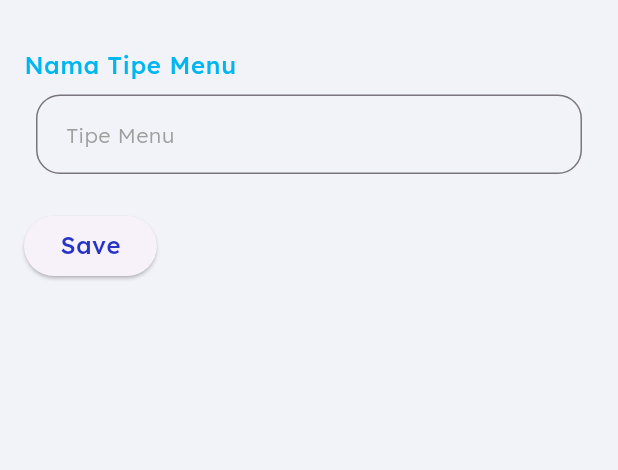
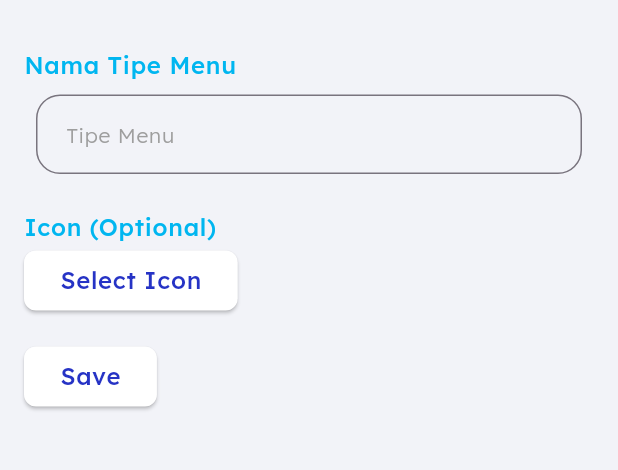
Before and after one commit to insanansharyrasul/the_djenggot, a Flutter app: the AddEditMenuTypeScreen screen opened by its route, on a phone screen of 412 x 824 dp, the part 60-530 px from its top. Run offline on Flutter 3.47's test engine with Material 3 defaults, Android fonts, the phone set to English and light mode, and no system bars; our stand-ins replace equatable, flutter_bloc, go_router, iconsax, image_picker, sqflite; accounts and stored records are empty.

Commit message:
feat - added icon to save to the database. Added icon picker component. The current screen that uses component is only menu type.

```diff
--- a/lib/bloc/type/menu_type/menu_type_bloc.dart
+++ b/lib/bloc/type/menu_type/menu_type_bloc.dart
@@ -19,7 +19,7 @@ class MenuTypeBloc extends Bloc<MenuTypeEvent, MenuTypeState> {
 
     on<AddMenuType>((event, emit) async {
       try {
-        await _repository.addMenuType(event.name);
+        await _repository.addMenuType(event.name, icon: event.icon);
         final menuTypes = await _repository.getAllMenuTypes();
         emit(MenuTypeLoaded(menuTypes));
       } catch (e) {
@@ -29,7 +29,7 @@ class MenuTypeBloc extends Bloc<MenuTypeEvent, MenuTypeState> {
 
     on<UpdateMenuType>((event, emit) async {
       try {
-        await _repository.updateMenuType(event.menuType, event.newName);
+        await _repository.updateMenuType(event.menuType, event.newName, icon: event.icon);
         final menuTypes = await _repository.getAllMenuTypes();
         emit(MenuTypeLoaded(menuTypes));
       } catch (e) {
--- a/lib/bloc/type/menu_type/menu_type_event.dart
+++ b/lib/bloc/type/menu_type/menu_type_event.dart
@@ -12,21 +12,23 @@ class LoadMenuTypes extends MenuTypeEvent {}
 
 class AddMenuType extends MenuTypeEvent {
   final String name;
+  final String? icon;
 
-  const AddMenuType(this.name);
+  const AddMenuType(this.name, {this.icon});
 
   @override
-  List<Object?> get props => [name];
+  List<Object?> get props => [name, icon];
 }
 
 class UpdateMenuType extends MenuTypeEvent {
   final MenuType menuType;
   final String newName;
+  final String? icon;
 
-  const UpdateMenuType(this.menuType, this.newName);
+  const UpdateMenuType(this.menuType, this.newName, {this.icon});
 
   @override
-  List<Object?> get props => [menuType, newName];
+  List<Object?> get props => [menuType, newName, icon];
 }
 
 class DeleteMenuType extends MenuTypeEvent {
--- a/lib/bloc/type/stock_type/stock_type_bloc.dart
+++ b/lib/bloc/type/stock_type/stock_type_bloc.dart
@@ -19,7 +19,7 @@ class StockTypeBloc extends Bloc<StockTypeEvent, StockTypeState> {
 
     on<AddStockType>((event, emit) async {
       try {
-        await _repository.addStockType(event.name);
+        await _repository.addStockType(event.name, icon: event.icon);
         final stockTypes = await _repository.getAllStockTypes();
         emit(StockTypeLoaded(stockTypes));
       } catch (e) {
@@ -29,7 +29,7 @@ class StockTypeBloc extends Bloc<StockTypeEvent, StockTypeState> {
 
     on<UpdateStockType>((event, emit) async {
       try {
-        await _repository.updateStockType(event.stockType, event.newName);
+        await _repository.updateStockType(event.stockType, event.newName, icon: event.icon);
         final stockTypes = await _repository.getAllStockTypes();
         emit(StockTypeLoaded(stockTypes));
       } catch (e) {
--- a/lib/bloc/type/stock_type/stock_type_event.dart
+++ b/lib/bloc/type/stock_type/stock_type_event.dart
@@ -12,21 +12,23 @@ class LoadStockTypes extends StockTypeEvent {}
 
 class AddStockType extends StockTypeEvent {
   final String name;
+  final String? icon;
 
-  const AddStockType(this.name);
+  const AddStockType(this.name, {this.icon});
 
   @override
-  List<Object?> get props => [name];
+  List<Object?> get props => [name, icon];
 }
 
 class UpdateStockType extends StockTypeEvent {
   final StockType stockType;
   final String newName;
+  final String? icon;
 
-  const UpdateStockType(this.stockType, this.newName);
+  const UpdateStockType(this.stockType, this.newName, {this.icon});
 
   @override
-  List<Object?> get props => [stockType, newName];
+  List<Object?> get props => [stockType, newName, icon];
 }
 
 class DeleteStockType extends StockTypeEvent {
--- a/lib/bloc/type/transaction_type/transaction_type_bloc.dart
+++ b/lib/bloc/type/transaction_type/transaction_type_bloc.dart
@@ -19,7 +19,7 @@ class TransactionTypeBloc extends Bloc<TransactionTypeEvent, TransactionTypeStat
 
     on<AddTransactionType>((event, emit) async {
       try {
-        await _repository.addTransactionType(event.name);
+        await _repository.addTransactionType(event.name, icon: event.icon);
         final transactionTypes = await _repository.getAllTransactionTypes();
         emit(TransactionTypeLoaded(transactionTypes));
       } catch (e) {
@@ -29,7 +29,8 @@ class TransactionTypeBloc extends Bloc<TransactionTypeEvent, TransactionTypeStat
 
     on<UpdateTransactionType>((event, emit) async {
       try {
-        await _repository.updateTransactionType(event.transactionType, event.newName);
+        await _repository.updateTransactionType(event.transactionType, event.newName,
+            icon: event.icon);
         final transactionTypes = await _repository.getAllTransactionTypes();
         emit(TransactionTypeLoaded(transactionTypes));
       } catch (e) {
--- a/lib/bloc/type/transaction_type/transaction_type_event.dart
+++ b/lib/bloc/type/transaction_type/transaction_type_event.dart
@@ -12,21 +12,23 @@ class LoadTransactionTypes extends TransactionTypeEvent {}
 
 class AddTransactionType extends TransactionTypeEvent {
   final String name;
+  final String? icon;
 
-  const AddTransactionType(this.name);
+  const AddTransactionType(this.name, {this.icon});
 
   @override
-  List<Object?> get props => [name];
+  List<Object?> get props => [name, icon];
 }
 
 class UpdateTransactionType extends TransactionTypeEvent {
   final TransactionType transactionType;
   final String newName;
+  final String? icon;
 
-  const UpdateTransactionType(this.transactionType, this.newName);
+  const UpdateTransactionType(this.transactionType, this.newName, {this.icon});
 
   @override
-  List<Object?> get props => [transactionType, newName];
+  List<Object?> get props => [transactionType, newName, icon];
 }
 
 class DeleteTransactionType extends TransactionTypeEvent {
--- a/lib/database/database.dart
+++ b/lib/database/database.dart
@@ -30,21 +30,24 @@ class DatabaseHelper {
       await txn.execute('''
         CREATE TABLE TRANSACTION_TYPE (
           id_transaction_type TEXT PRIMARY KEY,
-          name TEXT NOT NULL
+          name TEXT NOT NULL,
+          icon TEXT
         )
       ''');
 
       await txn.execute('''
         CREATE TABLE MENU_TYPE (
           id_menu_type TEXT PRIMARY KEY,
-          name TEXT NOT NULL
+          name TEXT NOT NULL,
+          icon TEXT
         )
       ''');
 
       await txn.execute('''
         CREATE TABLE STOCK_TYPE (
           id_stock_type TEXT PRIMARY KEY,
-          name TEXT NOT NULL
+          name TEXT NOT NULL,
+          icon TEXT
         )
       ''');
 
--- a/lib/models/type/menu_type.dart
+++ b/lib/models/type/menu_type.dart
@@ -3,13 +3,15 @@ import 'package:equatable/equatable.dart';
 class MenuType extends Equatable {
   final String id;
   final String name;
+  final String? icon;
 
-  const MenuType({required this.id, required this.name});
+  const MenuType({required this.id, required this.name, this.icon});
 
   factory MenuType.fromMap(Map<String, dynamic> map) {
     return MenuType(
       id: map['id_menu_type'],
       name: map['name'],
+      icon: map['icon'],
     );
   }
 
@@ -17,9 +19,10 @@ class MenuType extends Equatable {
     return {
       'id_menu_type': id,
       'name': name,
+      'icon': icon,
     };
   }
 
   @override
-  List<Object?> get props => [id, name];
+  List<Object?> get props => [id, name, icon];
 }
--- a/lib/models/type/stock_type.dart
+++ b/lib/models/type/stock_type.dart
@@ -3,13 +3,15 @@ import 'package:equatable/equatable.dart';
 class StockType extends Equatable {
   final String id;
   final String name;
+  final String? icon;
 
-  const StockType({required this.id, required this.name});
+  const StockType({required this.id, required this.name, this.icon});
 
   factory StockType.fromMap(Map<String, dynamic> map) {
     return StockType(
       id: map['id_stock_type'],
       name: map['name'],
+      icon: map['icon'],
     );
   }
 
@@ -17,9 +19,10 @@ class StockType extends Equatable {
     return {
       'id_stock_type': id,
       'name': name,
+      'icon': icon,
     };
   }
 
   @override
-  List<Object?> get props => [id, name];
+  List<Object?> get props => [id, name, icon];
 }
--- a/lib/models/type/transaction_type.dart
+++ b/lib/models/type/transaction_type.dart
@@ -3,13 +3,15 @@ import 'package:equatable/equatable.dart';
 class TransactionType extends Equatable {
   final String id;
   final String name;
+  final String? icon;
 
-  const TransactionType({required this.id, required this.name});
+  const TransactionType({required this.id, required this.name, this.icon});
 
   factory TransactionType.fromMap(Map<String, dynamic> map) {
     return TransactionType(
       id: map['id_transaction_type'],
       name: map['name'],
+      icon: map['icon'],
     );
   }
 
@@ -17,9 +19,10 @@ class TransactionType extends Equatable {
     return {
       'id_transaction_type': id,
       'name': name,
+      'icon': icon,
     };
   }
 
   @override
-  List<Object?> get props => [id, name];
+  List<Object?> get props => [id, name, icon];
 }
--- a/lib/repository/type/menu_type_repository.dart
+++ b/lib/repository/type/menu_type_repository.dart
@@ -19,21 +19,25 @@ class MenuTypeRepository {
     return maps.map((map) => MenuType.fromMap(map)).toList();
   }
 
-  Future<int> addMenuType(String name) async {
+  Future<int> addMenuType(String name, {String? icon}) async {
     final String uniqueId = "menu-type-${const Uuid().v4()}";
     return await _databaseHelper.insertQuery(
       'MENU_TYPE',
       {
         'id_menu_type': uniqueId,
         'name': name,
+        'icon': icon,
       },
     );
   }
 
-  Future<int> updateMenuType(MenuType menuType, String newName) async {
+  Future<int> updateMenuType(MenuType menuType, String newName, {String? icon}) async {
     return await _databaseHelper.updateQuery(
       'MENU_TYPE',
-      {'name': newName},
+      {
+        'name': newName,
+        'icon': icon ?? menuType.icon,
+      },
       menuType.id,
     );
   }
--- a/lib/repository/type/stock_type_repository.dart
+++ b/lib/repository/type/stock_type_repository.dart
@@ -19,21 +19,25 @@ class StockTypeRepository {
     return maps.map((map) => StockType.fromMap(map)).toList();
   }
 
-  Future<int> addStockType(String name) async {
+  Future<int> addStockType(String name, {String? icon}) async {
     final String uniqueId = "stock-type-${const Uuid().v4()}";
     return await _databaseHelper.insertQuery(
       'STOCK_TYPE',
       {
         'id_stock_type': uniqueId,
         'name': name,
+        'icon': icon,
       },
     );
   }
 
-  Future<int> updateStockType(StockType stockType, String newName) async {
+  Future<int> updateStockType(StockType stockType, String newName, {String? icon}) async {
     return await _databaseHelper.updateQuery(
       'STOCK_TYPE',
-      {'name': newName},
+      {
+        'name': newName,
+        'icon': icon ?? stockType.icon,
+      },
       stockType.id,
     );
   }
--- a/lib/repository/type/transaction_type_repository.dart
+++ b/lib/repository/type/transaction_type_repository.dart
@@ -20,21 +20,26 @@ class TransactionTypeRepository {
     return maps.map((map) => TransactionType.fromMap(map)).toList();
   }
 
-  Future<int> addTransactionType(String name) async {
+  Future<int> addTransactionType(String name, {String? icon}) async {
     final String uniqueId = "transaction-type-${const Uuid().v4()}";
     return await _databaseHelper.insertQuery(
       'TRANSACTION_TYPE',
       {
         'id_transaction_type': uniqueId,
         'name': name,
+        'icon': icon,
       },
     );
   }
 
-  Future<int> updateTransactionType(TransactionType transactionType, String newName) async {
+  Future<int> updateTransactionType(TransactionType transactionType, String newName,
+      {String? icon}) async {
     return await _databaseHelper.updateQuery(
       'TRANSACTION_TYPE',
-      {'name': newName},
+      {
+        'name': newName,
+        'icon': icon ?? transactionType.icon,
+      },
       transactionType.id,
     );
   }
--- a/lib/screens/add_edit_menu_type_screen.dart
+++ b/lib/screens/add_edit_menu_type_screen.dart
@@ -7,6 +7,7 @@ import 'package:the_djenggot/bloc/type/menu_type/menu_type_event.dart';
 import 'package:the_djenggot/models/type/menu_type.dart';
 import 'package:the_djenggot/utils/theme/app_theme.dart';
 import 'package:the_djenggot/widgets/dialogs/app_dialog.dart';
+import 'package:the_djenggot/widgets/icon_picker.dart';
 import 'package:the_djenggot/widgets/input_field.dart';
 
 class AddEditMenuTypeScreen extends StatefulWidget {
@@ -20,12 +21,14 @@ class AddEditMenuTypeScreen extends StatefulWidget {
 class _AddEditMenuTypeScreenState extends State<AddEditMenuTypeScreen> {
   final _formKey = GlobalKey<FormState>();
   final TextEditingController name = TextEditingController();
+  final TextEditingController iconController = TextEditingController();
 
   @override
   void initState() {
     super.initState();
     if (widget.menuType != null) {
       name.text = widget.menuType!.name;
+      iconController.text = widget.menuType!.icon ?? '';
     }
   }
 
@@ -69,7 +72,25 @@ class _AddEditMenuTypeScreenState extends State<AddEditMenuTypeScreen> {
                     },
                   ),
                   SizedBox(height: 16),
+                  Text("Icon (Optional)", style: AppTheme.textField),
                   ElevatedButton(
+                    style: AppTheme.buttonStyle,
+                    onPressed: () {
+                      showIconPickerBottomSheet(
+                        context,
+                        currentIconName: iconController.text,
+                        onIconSelected: (iconName, icon) {
+                          setState(() {
+                            iconController.text = iconName;
+                          });
+                        },
+                      );
+                    },
+                    child: const Text("Select Icon", style: AppTheme.buttonText),
+                  ),
+                  SizedBox(height: 16),
+                  ElevatedButton(
+                    style: AppTheme.buttonStyle,
                     onPressed: () async {
                       if (_formKey.currentState!.validate()) {
                         showDialog(
@@ -88,11 +109,15 @@ class _AddEditMenuTypeScreenState extends State<AddEditMenuTypeScreen> {
                                 UpdateMenuType(
                                   widget.menuType!,
                                   name.text,
+                                  icon: iconController.text.isEmpty ? null : iconController.text,
                                 ),
                               );
                         } else {
                           context.read<MenuTypeBloc>().add(
-                            AddMenuType(name.text),
+                                AddMenuType(
+                                  name.text,
+                                  icon: iconController.text.isEmpty ? null : iconController.text,
+                                ),
                               );
                         }
                         // Add new menu
--- a/lib/utils/theme/app_theme.dart
+++ b/lib/utils/theme/app_theme.dart
@@ -100,4 +100,13 @@ class AppTheme {
     letterSpacing: 0.5,
     color: AppTheme.nearlyBlue, // Replace with your theme color
   );
+
+  static ButtonStyle buttonStyle = ButtonStyle(
+    backgroundColor: WidgetStatePropertyAll<Color>(AppTheme.white),
+    shape: WidgetStatePropertyAll<RoundedRectangleBorder>(
+      RoundedRectangleBorder(
+        borderRadius: BorderRadius.circular(8.0),
+      ),
+    ),
+  );
 }
```
Also changed, not shown: lib/widgets/icon_picker.dart (added, +241 -0 lines). Lines whose indentation alone changed are shown as unchanged.
